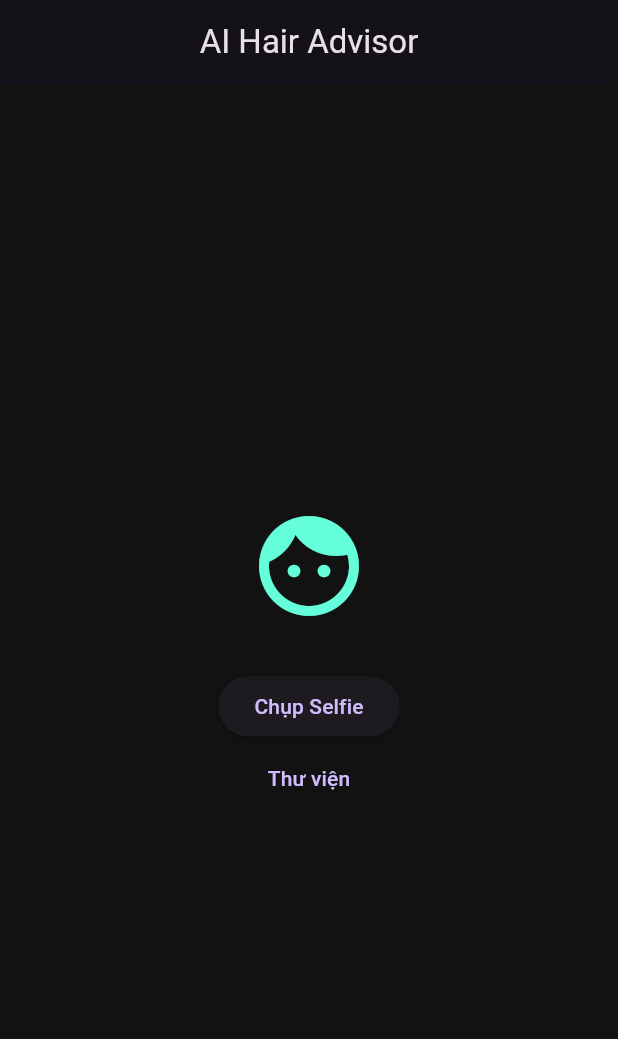
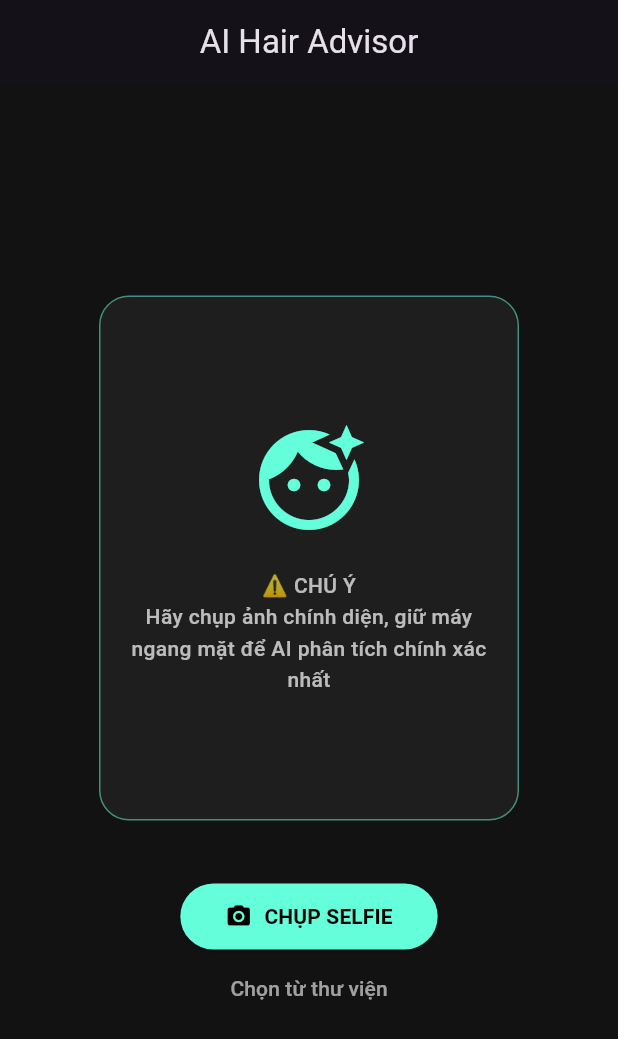
Before and after one commit to chsthfnh/Al_hair_style, a Flutter app: the screen it shows after launch, on a phone screen of 412 x 824 dp. Shown: the top 1039 px of the screen. Run offline on Flutter 3.47's test engine with Material 3 defaults, Android fonts, the phone set to English and light mode, and no system bars; our stand-ins replace image_picker; missing offline and left inert: google_mlkit_face_detection.

Commit message:
app da hoan thien UI nhieu hon

```diff
--- a/lib/face_analyzer_service.dart
+++ b/lib/face_analyzer_service.dart
@@ -46,7 +46,6 @@ class FaceAnalyzerService {
     print(ratio.toStringAsFixed(3));
     // 2. Logic phân tích sâu
     if (ratio <= 1.15) {
-      dispose();
       return 'Không thể xác minh được';
     } else if (ratio < 1.168) {
       return 'Tròn (Round)';
--- a/lib/main.dart
+++ b/lib/main.dart
@@ -1,4 +1,5 @@
 import 'dart:io';
+import 'dart:math';
 import 'package:flutter/material.dart';
 import 'package:image_picker/image_picker.dart';
 import 'face_analyzer_service.dart';
@@ -97,12 +98,16 @@ class _AnalyzerScreenState extends State<AnalyzerScreen>
           mainAxisAlignment: MainAxisAlignment.center,
           children: [
             if (_image != null)
+              // 1. Ô hiển thị ảnh sau khi chụp
               Container(
                 height: 350,
                 width: 280,
                 decoration: BoxDecoration(
-                  border: Border.all(color: Colors.tealAccent),
+                  border: Border.all(color: Colors.tealAccent, width: 2),
+                  borderRadius: BorderRadius.circular(15),
                 ),
+                child: ClipRRect(
+                  borderRadius: BorderRadius.circular(13),
                   child: Stack(
                     children: [
                       Image.file(
@@ -111,6 +116,16 @@ class _AnalyzerScreenState extends State<AnalyzerScreen>
                         width: 280,
                         height: 350,
                       ),
+                      // Vẽ các chấm xanh nhận diện
+                      if (_points != null && _points.isNotEmpty)
+                        CustomPaint(
+                          painter: FacePainter(
+                            List<Point<int>>.from(_points),
+                            const Size(280, 350),
+                          ),
+                          size: const Size(280, 350),
+                        ),
+                      // Hiệu ứng quét
                       if (_loading)
                         AnimatedBuilder(
                           animation: _controller,
@@ -118,8 +133,8 @@ class _AnalyzerScreenState extends State<AnalyzerScreen>
                             top: _controller.value * 350,
                             child: Container(
                               width: 280,
-                            height: 2,
-                            decoration: BoxDecoration(
+                              height: 3,
+                              decoration: const BoxDecoration(
                                 color: Colors.tealAccent,
                                 boxShadow: [
                                   BoxShadow(
@@ -133,17 +148,73 @@ class _AnalyzerScreenState extends State<AnalyzerScreen>
                         ),
                     ],
                   ),
+                ),
               )
             else
-              const Icon(Icons.face, size: 80, color: Colors.tealAccent),
-            const SizedBox(height: 30),
-            ElevatedButton(
+              // 2. Ô CẢNH BÁO/HƯỚNG DẪN KHI CHƯA CHỤP
+              Container(
+                height: 350,
+                width: 280,
+                decoration: BoxDecoration(
+                  color: Colors.white.withOpacity(0.05),
+                  border: Border.all(
+                    color: Colors.tealAccent.withOpacity(0.5),
+                    width: 1,
+                  ),
+                  borderRadius: BorderRadius.circular(20),
+                ),
+                child: Column(
+                  mainAxisAlignment: MainAxisAlignment.center,
+                  children: [
+                    const Icon(
+                      Icons.face_retouching_natural,
+                      size: 80,
+                      color: Colors.tealAccent,
+                    ),
+                    const SizedBox(height: 20),
+                    const Padding(
+                      padding: EdgeInsets.symmetric(horizontal: 20),
+                      child: Text(
+                        '⚠️ CHÚ Ý\nHãy chụp ảnh chính diện, giữ máy ngang mặt để AI phân tích chính xác nhất',
+                        textAlign: TextAlign.center,
+                        style: TextStyle(
+                          color: Colors.white70,
+                          fontSize: 14,
+                          fontWeight: FontWeight.w500,
+                          height: 1.5,
+                        ),
+                      ),
+                    ),
+                  ],
+                ),
+              ),
+            const SizedBox(height: 40),
+            // Các nút bấm phía dưới
+            ElevatedButton.icon(
+              style: ElevatedButton.styleFrom(
+                backgroundColor: Colors.tealAccent,
+                foregroundColor: Colors.black,
+                padding: const EdgeInsets.symmetric(
+                  horizontal: 30,
+                  vertical: 12,
+                ),
+                shape: RoundedRectangleBorder(
+                  borderRadius: BorderRadius.circular(30),
+                ),
+              ),
               onPressed: () => _pickImage(ImageSource.camera),
-              child: const Text('Chụp Selfie'),
+              icon: const Icon(Icons.camera_alt),
+              label: const Text(
+                'CHỤP SELFIE',
+                style: TextStyle(fontWeight: FontWeight.bold),
+              ),
             ),
             TextButton(
               onPressed: () => _pickImage(ImageSource.gallery),
-              child: const Text('Thư viện'),
+              child: const Text(
+                'Chọn từ thư viện',
+                style: TextStyle(color: Colors.white60),
+              ),
             ),
           ],
         ),
```
Lines whose indentation alone changed are shown as unchanged.
